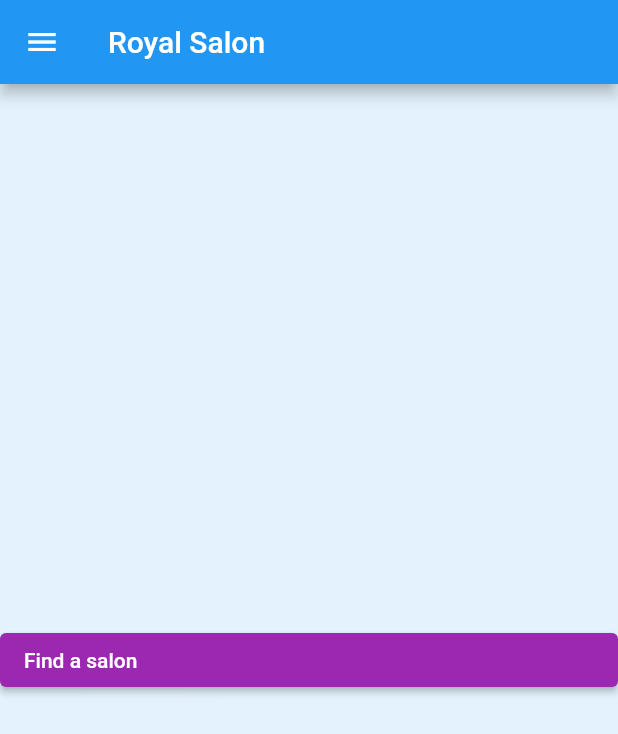
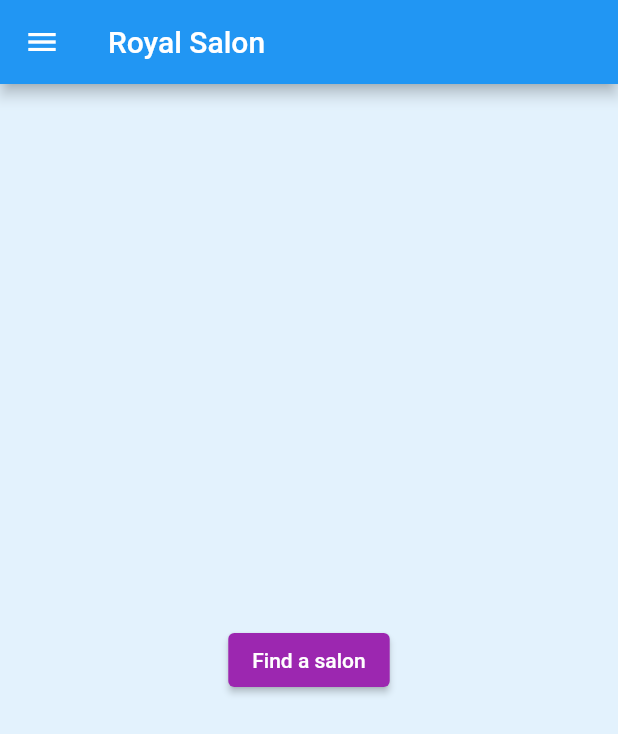
Before and after one commit to Group-G-WIL/Group-G-WIL, a Flutter app: the ClientMain screen opened by its route, on a phone screen of 412 x 824 dp. Shown: the top 734 px of the screen. Run offline on Flutter 3.47's test engine with Material 2 defaults, Android fonts, the phone set to English and light mode, and no system bars; our stand-ins replace flutter_spinkit, google_fonts, tuple; missing offline and left inert: backendless_sdk.

Commit message:
pixel_errors

```diff
--- a/Phase 3/royal_salon/lib/pages/client/FindSalon/findsalon.dart
+++ b/Phase 3/royal_salon/lib/pages/client/FindSalon/findsalon.dart
@@ -4,8 +4,8 @@ import 'package:royal_salon/pages/client/FindSalon/map.dart';
 
 import 'package:royal_salon/routes/routes.dart';
 
-class FindSalon extends StatelessWidget {
-  const FindSalon({
+class findSalon extends StatelessWidget {
+  const findSalon({
     Key? key,
   }) : super(key: key);
 
@@ -21,15 +21,14 @@ class FindSalon extends StatelessWidget {
           style: ElevatedButton.styleFrom(
             primary: Colors.purple,
           ),
-            child: Row(children: const [Text('Find a salon')]),
+          child: Text('Find a salon'),
         ),
-        ));
+      ),
+    );
   }
 }
 
 class SelectSalon extends StatefulWidget {
-  const SelectSalon({Key? key}) : super(key: key);
-
   @override
   _SelectSalonState createState() => _SelectSalonState();
 }
@@ -38,7 +37,7 @@ class _SelectSalonState extends State<SelectSalon> {
   @override
   Widget build(BuildContext context) => Scaffold(
         appBar: AppBar(
-          title: const Text('Find a Salon'),
+          title: Text('Find a Salon'),
         ),
         backgroundColor: Colors.cyan[100],
         body: Column(
@@ -51,7 +50,7 @@ class _SelectSalonState extends State<SelectSalon> {
                   height: 50,
                   width: 150,
                   //text control
-                  child: const Text('Enter your location'),
+                  child: Text('Enter your location'),
                 ),
               ),
             ),
@@ -62,23 +61,18 @@ class _SelectSalonState extends State<SelectSalon> {
               child: Center(
                 child: Column(
                   children: [
-                    const SizedBox(
+                    SizedBox(
                       height: 30,
                     ),
-                    // IconButton(
-                    //   icon: const Icon(Icons.pin_drop_outlined),
-                    //   onPressed: () => Navigator.push(
-                    //     context,
-                    //     MaterialPageRoute(
-                    //       builder: (context) => const Locationmap(),
-                    //     ),
-                    //   ),
-                    // ),
-                    const SizedBox(
+                    IconButton(
+                      icon: Icon(Icons.home_work_outlined),
+                      onPressed: showBottomSheet,
+                    ),
+                    SizedBox(
                       height: 10,
                     ),
                     IconButton(
-                      icon: const Icon(Icons.home_work_outlined),
+                      icon: Icon(Icons.home_work_outlined),
                       onPressed: showBottomSheet1,
                     ),
                   ],
--- a/Phase 3/royal_salon/lib/pages/client/clientmain_page.dart
+++ b/Phase 3/royal_salon/lib/pages/client/clientmain_page.dart
@@ -5,6 +5,7 @@ import 'package:flutter/material.dart';
 import 'package:google_fonts/google_fonts.dart';
 import 'package:royal_salon/default/default.dart';
 import 'package:royal_salon/pages/client/FindSalon/findsalon.dart';
+import 'package:royal_salon/routes/edit_account.dart';
 import 'package:royal_salon/services/user_helper.dart';
 import 'package:royal_salon/routes/routes.dart';
 
@@ -20,18 +21,18 @@ class ClientMain extends StatefulWidget {
 class _ClientMainState extends State<ClientMain> {
   final pages = const [
     //
-    FindSalon(),
+    findSalon(), //please just call your state here like this dont change any thing on the body
     //
 
     //
     Center(
-      child: Text('Inbox'),
+      child: Text('Inbox'), //you can remove this and only call your state
     ),
     //
 
     //
     Center(
-      child: Text('Bookings'),
+      child: Text('Bookings'), //you can remove this and only call your state
     ),
     //
 
@@ -48,9 +49,7 @@ class _ClientMainState extends State<ClientMain> {
     //
 
     //
-    Center(
-      child: Text('Account Settings'),
-    ),
+    EditAccount(),
     //
   ];
 
@@ -67,7 +66,7 @@ class _ClientMainState extends State<ClientMain> {
   Widget build(BuildContext context) {
     return Scaffold(
       appBar: AppBar(
-        title: const Text(
+        title: Text(
           'Royal Salon',
         ),
       ),
@@ -77,45 +76,22 @@ class _ClientMainState extends State<ClientMain> {
           crossAxisAlignment: CrossAxisAlignment.stretch,
           children: [
             DrawerHeader(
-              decoration: const BoxDecoration(
+              decoration: BoxDecoration(
                 image: DecorationImage(
                   fit: BoxFit.fill,
                   image: AssetImage('assets/images/drawer.jpg'),
                 ),
               ),
-              padding: const EdgeInsets.all(0),
+              padding: EdgeInsets.all(0),
               child: Container(
                 child: Column(
                   children: [
                     const SizedBox(
                       height: 10,
                     ),
-                    const CircleAvatar(
+                    CircleAvatar(
                       radius: 42,
                       backgroundImage: AssetImage('assets/images/profile.jpg'),
-                    ),
-                    const SizedBox(
-                      height: 10,
-                    ),
-                    Text(
-                      'John Rambo',
-                      style: GoogleFonts.sanchez(
-                        fontSize: 15,
-                        color: Colors.white,
-                        fontWeight: FontWeight.w400,
-                      ),
-                    ),
-                    SizedBox(
-                      height: 5,
-                      child: Column(
-                        children: [
-                          const SizedBox(
-                            height: 10,
-                          ),
-                          const CircleAvatar(
-                            radius: 42,
-                            backgroundImage:
-                                AssetImage('assets/images/profile.jpg'),
                     ),
                     const SizedBox(
                       height: 10,
@@ -140,6 +116,7 @@ class _ClientMainState extends State<ClientMain> {
                       ),
                     ),
                   ],
+                ),
               ),
             ),
             Expanded(
@@ -168,17 +145,12 @@ class _ClientMainState extends State<ClientMain> {
                   ),
                   AppDrawerTile(
                     index: 5,
-                            onTap: () {
-                              updateState(5);
-                              Navigator.pushNamed(
-                                  context, RouteManager.editAccountPage,
-                                  arguments: Null);
-                            },
+                    onTap: updateState(5),
                   ),
                   const SizedBox(
                     height: 30,
                   ),
-                          const AppDrawerDivider(),
+                  AppDrawerDivider(),
                   const SizedBox(
                     height: 10,
                   ),
@@ -208,10 +180,6 @@ class _ClientMainState extends State<ClientMain> {
                 ],
               ),
             ),
-                  ],
-                ),
-              ),
-            )
           ],
         ),
       ),
```
Also changed, not shown: Phase 3/royal_salon/lib/pages/Promo_page.dart (+10 -10 lines), Phase 3/royal_salon/lib/pages/salon_owner/salonmain_page.dart (+18 -26 lines), Phase 3/royal_salon/lib/routes/edit_account.dart (+18 -17 lines). Lines whose indentation alone changed are shown as unchanged.
